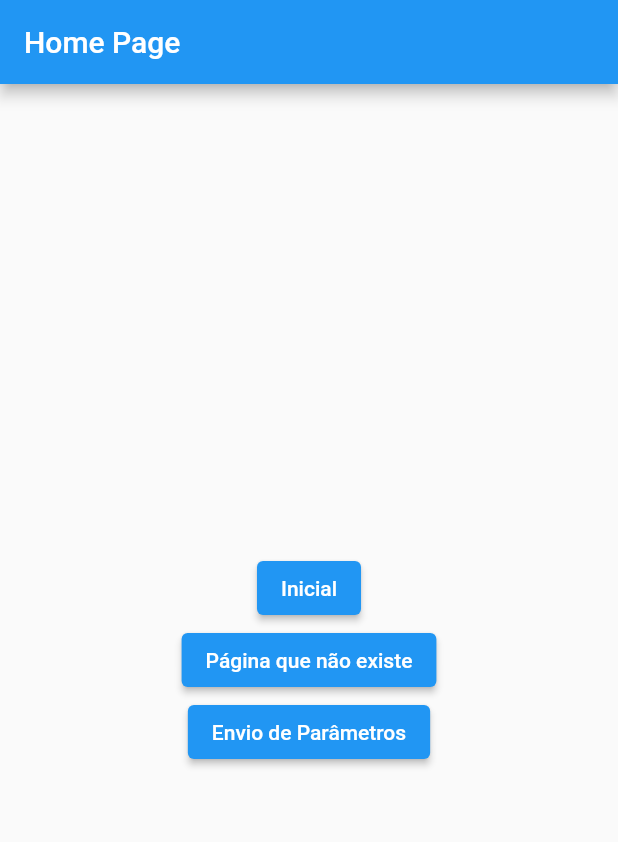
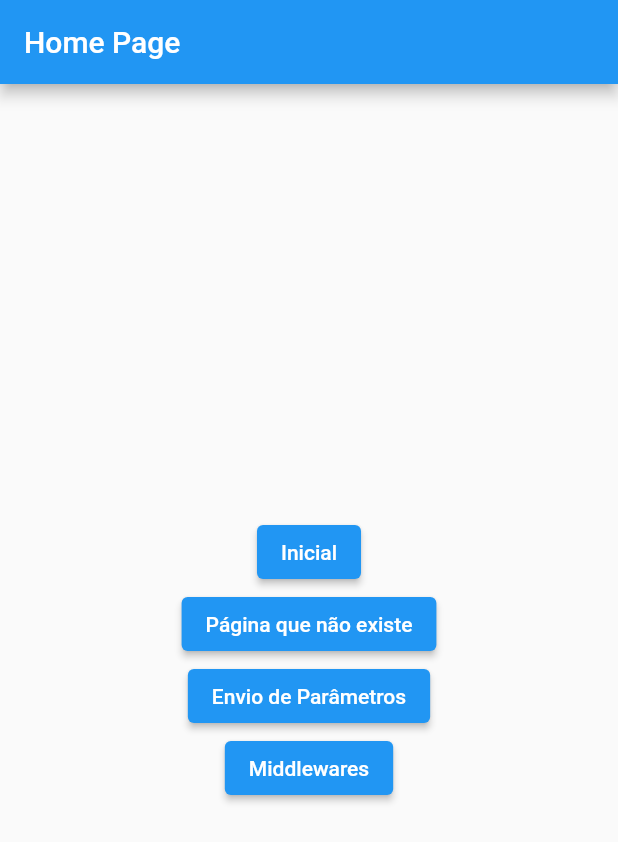
Before and after one commit to leozero3/get_rotas_nomeadas, a Flutter app: the screen it shows after launch, on a phone screen of 412 x 824 dp. Shown: the top 842 px of the screen. Run offline on Flutter 3.47's test engine with Material 2 defaults, Android fonts, the phone set to English and light mode, and no system bars; our stand-ins replace get.

Commit message:
MIDDLEWARE -incompleto

```diff
--- a/lib/main.dart
+++ b/lib/main.dart
@@ -6,6 +6,8 @@ import 'package:get_rotas_nomeadas/pages/envio_parametros/path_param_page.dart';
 import 'package:get_rotas_nomeadas/pages/envio_parametros/query_param_page.dart';
 import 'package:get_rotas_nomeadas/pages/home_page.dart';
 import 'package:get_rotas_nomeadas/pages/inicial/inicial_page1.dart';
+import 'package:get_rotas_nomeadas/pages/middlewares/middlewares_home_page.dart';
+import 'package:get_rotas_nomeadas/pages/middlewares/route_middlewares.dart';
 import 'package:get_rotas_nomeadas/pages/rota_nao_encontrada/rota_nao_encontrada_page.dart';
 
 void main() {
@@ -39,6 +41,13 @@ class MyApp extends StatelessWidget {
             GetPage(name: '/queryParam', page: () => const QueryParamPage()),
           ],
         ),
+        GetPage(
+          name: '/middlewares',
+          page: () => const MiddlewaresHomePage(),
+          middlewares: [
+            RouteMiddlewares(),
+          ],
+        ),
       ],
     );
   }
--- a/lib/pages/home_page.dart
+++ b/lib/pages/home_page.dart
@@ -32,6 +32,12 @@ class HomePage extends StatelessWidget {
               },
               child: const Text('Envio de Parâmetros'),
             ),
+            ElevatedButton(
+              onPressed: () {
+                Get.toNamed('/middlewares');
+              },
+              child: const Text('Middlewares'),
+            ),
           ],
         ),
       ),
--- /dev/null
+++ b/lib/pages/middlewares/route_middlewares.dart
@@ -0,0 +1,13 @@
+import 'package:get/get.dart';
+
+class RouteMiddlewares extends GetMiddleware{
+
+
+  RouteMiddlewares({super.priority});
+
+  @override
+  GetPage? onPageCalled(GetPage? page) {
+
+    return super.onPageCalled(page);
+  }
+}
```
Also changed, not shown: lib/pages/middlewares/middlewares_home_page.dart (added, +17 -0 lines).
